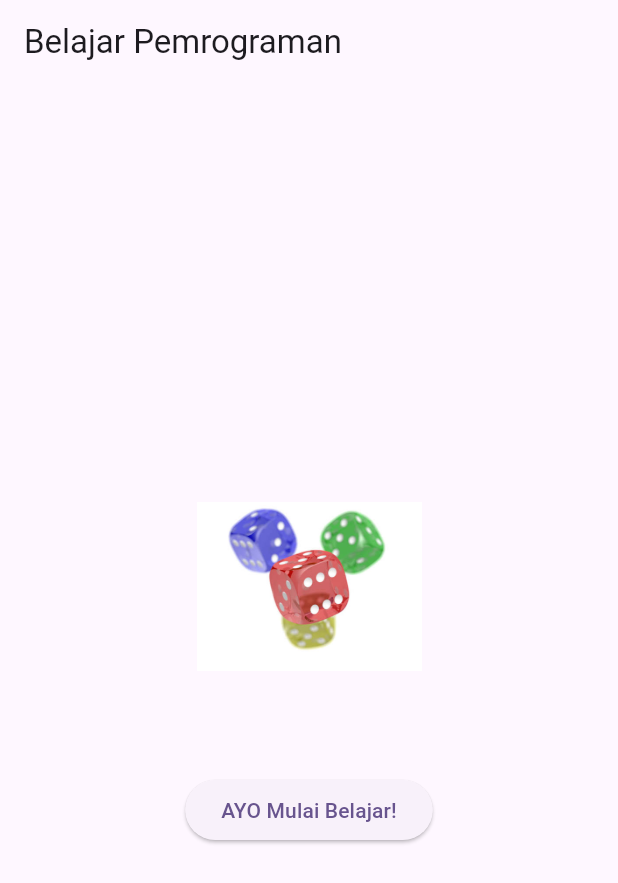
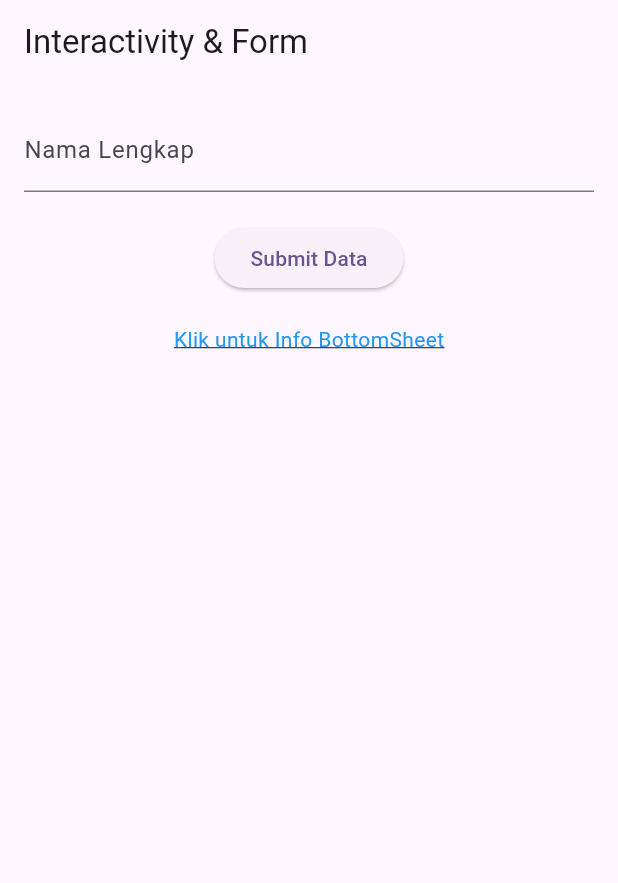
Before and after one commit to zahraayesha/prak-mobilelanjut-2417051027, a Flutter app: the screen it shows after launch, on a phone screen of 412 x 824 dp. Shown: the top 883 px of the screen. Run offline on Flutter 3.47's test engine with Material 3 defaults, Android fonts, the phone set to English and light mode, and no system bars.

Commit message:
Membuat form interaktif pertemuan 4

```diff
--- /dev/null
+++ b/lib/form_widget.dart
@@ -0,0 +1,81 @@
+import 'package:flutter/material.dart';
+
+class FormWidget extends StatefulWidget {
+  const FormWidget({super.key});
+
+  @override
+  State<FormWidget> createState() => _FormWidgetState();
+}
+
+class _FormWidgetState extends State<FormWidget> {
+  final _formKey = GlobalKey<FormState>();
+  final TextEditingController _namaController = TextEditingController();
+
+  @override
+  Widget build(BuildContext context) {
+    return Scaffold(
+      appBar: AppBar(title: const Text('Interactivity & Form')),
+      body: Padding(
+        padding: const EdgeInsets.all(16.0),
+        child: Form(
+          key: _formKey,
+          child: Column(
+            children: [
+              // ini textfield sama validasinya
+              TextFormField(
+                controller: _namaController,
+                decoration: const InputDecoration(labelText: 'Nama Lengkap'),
+                validator: (value) =>
+                    value!.isEmpty ? 'Nama tidak boleh kosong!' : null,
+              ),
+              const SizedBox(height: 20),
+
+              // ini button dan event handlingnya
+              ElevatedButton(
+                onPressed: () {
+                  if (_formKey.currentState!.validate()) {
+                    showDialog(
+                      context: context,
+                      builder: (context) => AlertDialog(
+                        title: const Text('Sukses'),
+                        content: Text('Halo ${_namaController.text}!'),
+                        actions: [
+                          TextButton(
+                            onPressed: () => Navigator.pop(context),
+                            child: const Text('OK'),
+                          ),
+                        ],
+                      ),
+                    );
+                  }
+                },
+                child: const Text('Submit Data'),
+              ),
+              const SizedBox(height: 20),
+
+              // ini gesture sama bottom sheetnya
+              GestureDetector(
+                onTap: () {
+                  showModalBottomSheet(
+                    context: context,
+                    builder: (context) => const Padding(
+                      padding: EdgeInsets.all(20),
+                      child: Text('Ini Bottom Sheet dari GestureDetector!'),
+                    ),
+                  );
+                },
+                child: const Text(
+                  'Klik untuk Info BottomSheet',
+                  style: TextStyle(
+                    color: Colors.blue,
+                    decoration: TextDecoration.underline,
+                  ),
+                ),
+              ),
+            ],
+          ),
+        ),
+      ),
+    );
+  }
+}
--- a/lib/main.dart
+++ b/lib/main.dart
@@ -2,7 +2,8 @@
 
 // import 'column_widget.dart';
 // import 'row_widget.dart';
-import 'first_widget.dart';
+// import 'first_widget.dart';
+import 'form_widget.dart';
 
 void main() {
   runApp(const MyApp());
@@ -19,7 +20,7 @@
         colorScheme: ColorScheme.fromSeed(seedColor: Colors.deepPurple),
         useMaterial3: true,
       ),
-      home: const FirstWidget(),
+      home: const FormWidget(),
     );
   }
 }
```
